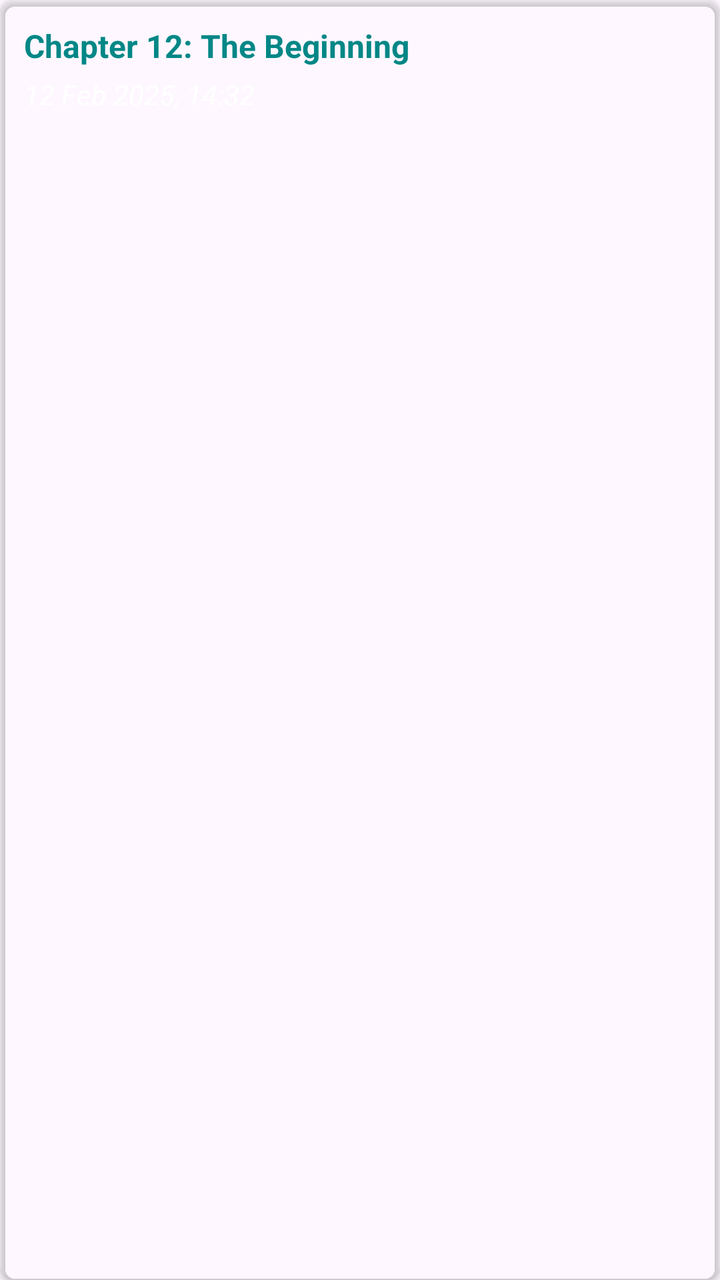
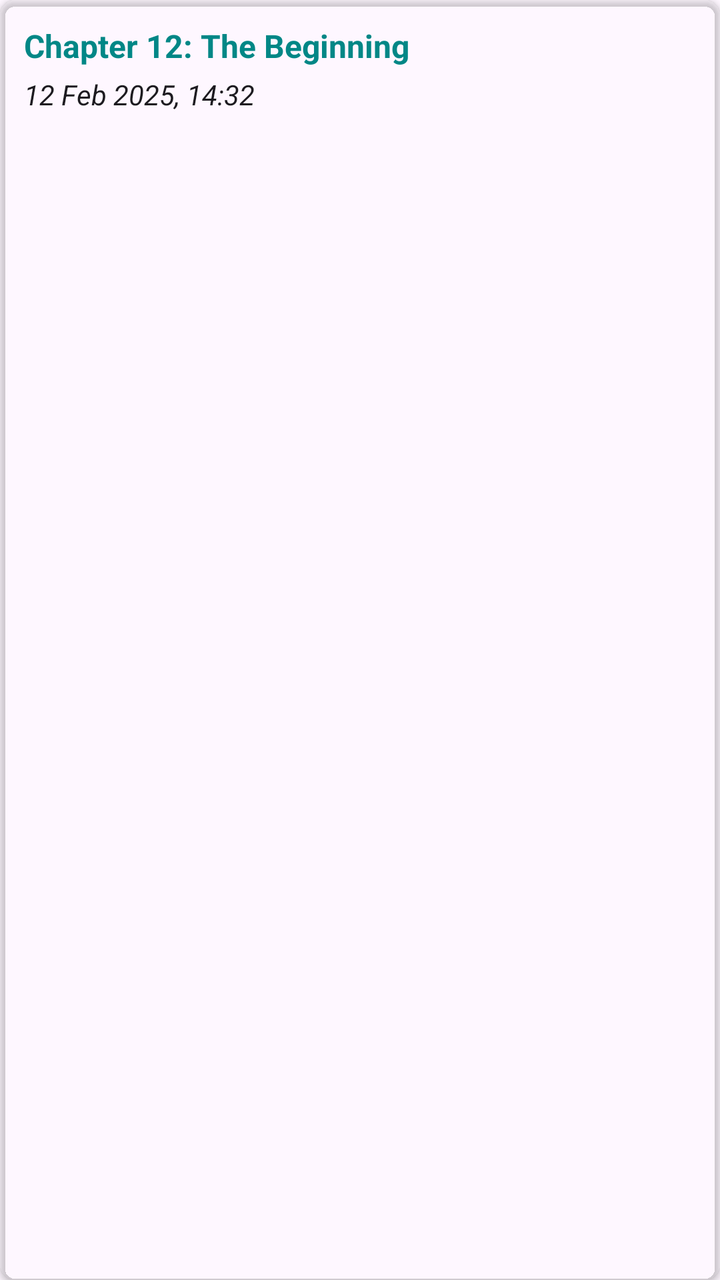

An Android layout rendered at two revisions. The XML below is the earlier revision; the diff shows what the commit changed to produce the second picture.
<!-- AndroidManifest.xml: application theme Theme.MangaV5 -->
<!-- res/layout/item_history_more_chapter.xml -->
<?xml version="1.0" encoding="utf-8"?>
<androidx.cardview.widget.CardView
    xmlns:android="http://schemas.android.com/apk/res/android"
    xmlns:app="http://schemas.android.com/apk/res-auto"
    android:layout_width="match_parent"
    android:layout_height="wrap_content"
    android:layout_margin="8dp"
    app:cardBackgroundColor="@android:color/transparent"
    android:foreground="?attr/selectableItemBackground"
    android:clickable="true"
    android:focusable="true"
    app:cardCornerRadius="8dp"
    app:cardElevation="2dp">

    <LinearLayout
        android:layout_width="match_parent"
        android:layout_height="wrap_content"
        android:orientation="vertical"
        android:padding="12dp">

        
        <TextView
            android:id="@+id/historyChapterTitle"
            android:layout_width="match_parent"
            android:layout_height="wrap_content"
            android:text="Chapter 12: The Beginning"
            android:textStyle="bold"
            android:textSize="16sp"
            android:textColor="@color/teal_700"
            android:ellipsize="end"
            android:maxLines="1"
            android:layout_marginBottom="4dp"/>

        
        <TextView
            android:id="@+id/historyTimestamp"
            android:layout_width="match_parent"
            android:layout_height="wrap_content"
            android:text="12 Feb 2025, 14:32"
            android:textSize="14sp"
            android:textStyle="italic"
            android:textColor="@android:color/white"/>

    </LinearLayout>
</androidx.cardview.widget.CardView>
<!-- resources referenced by this layout -->
<resources>
  <color name="teal_700">#FF018786</color>
  <style name="Theme.MangaV5" parent="Theme.MaterialComponents.DayNight.DarkActionBar">
          
          <item name="colorPrimary">@color/purple_500</item>
          <item name="colorPrimaryVariant">@color/purple_700</item>
          <item name="colorOnPrimary">@color/white</item>
          
          <item name="colorSecondary">@color/teal_200</item>
          <item name="colorSecondaryVariant">@color/teal_700</item>
          <item name="colorOnSecondary">@color/black</item>
          
          <item name="android:statusBarColor">?attr/colorPrimaryVariant</item>
          
      </style>
  <color name="purple_500">#FF6200EE</color>
  <color name="purple_700">#FF3700B3</color>
  <color name="white">#FFFFFFFF</color>
  <color name="teal_200">#FF03DAC5</color>
  <color name="black">#FF000000</color>
</resources>

<!-- the commit's change to res/layout/item_history_more_chapter.xml (unified diff, before → after) -->
@@ -39,7 +39,7 @@
             android:text="12 Feb 2025, 14:32"
             android:textSize="14sp"
             android:textStyle="italic"
-            android:textColor="@android:color/white"/>
+            android:textColor="?android:attr/textColorPrimary"/>
 
     </LinearLayout>
 </androidx.cardview.widget.CardView>
